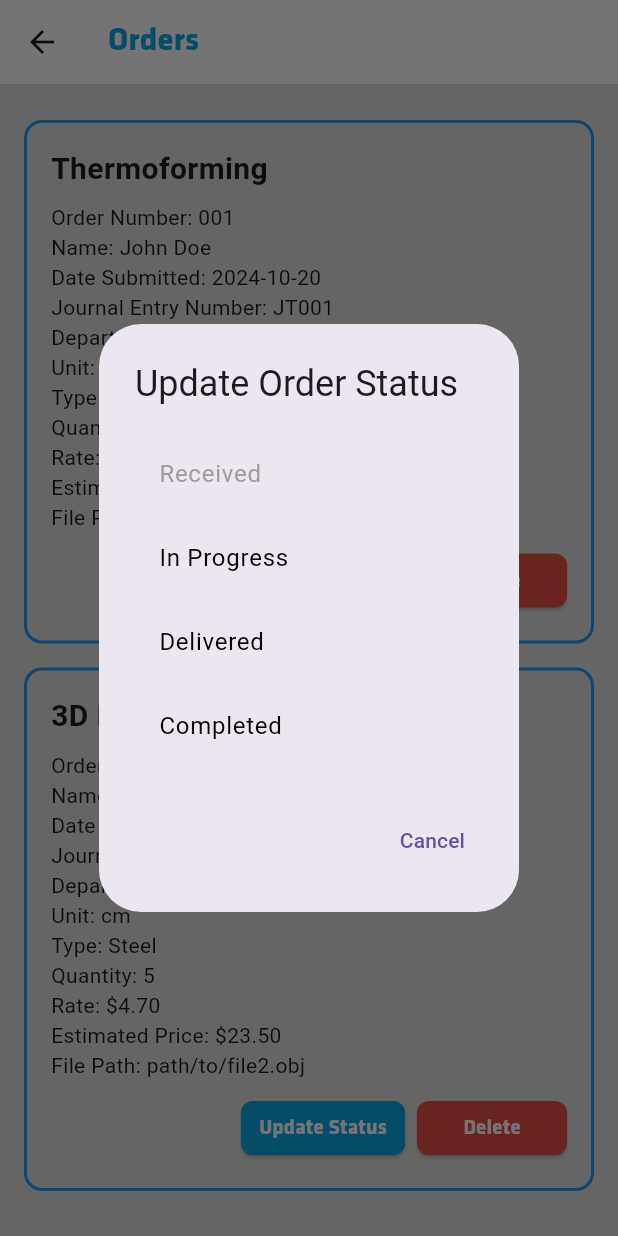
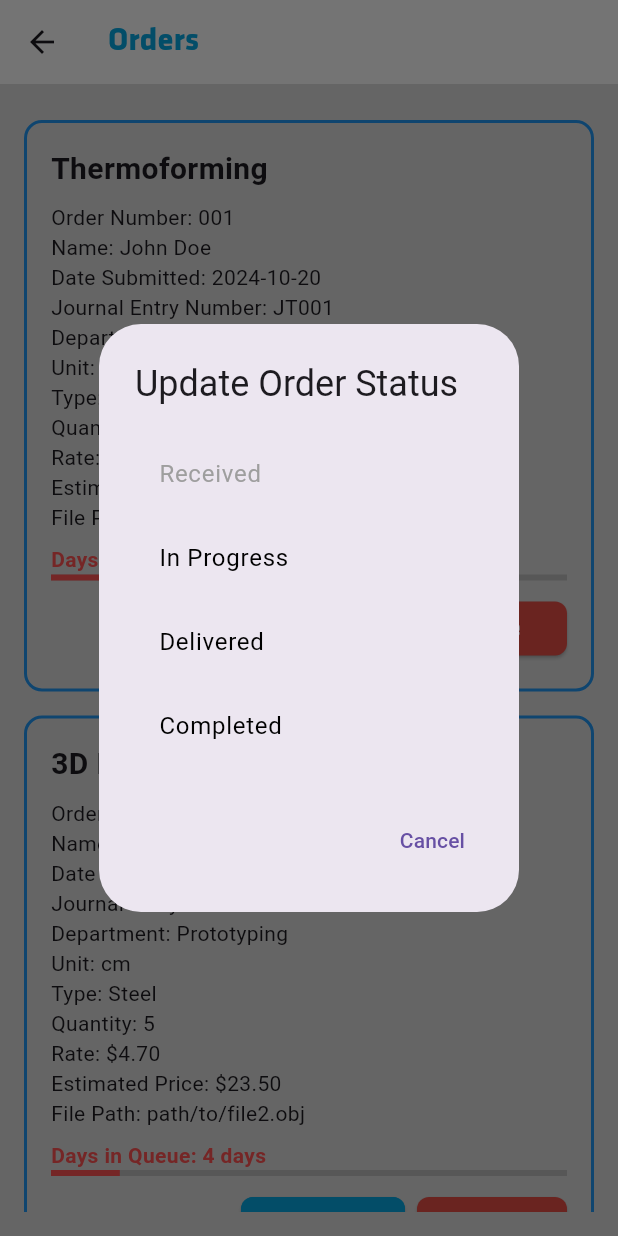
Before and after one commit to jhanel/service_package, a Flutter app: the AdminServices screen opened directly, after a tap on "Update Status", on a phone screen of 412 x 824 dp. Run offline on Flutter 3.47's test engine with Material 3 defaults, Android fonts, the phone set to English and light mode, and no system bars; our stand-ins replace file_picker; missing offline and left inert: universal_html.

Commit message:
admin.dart
added timeline and fixed bugs

```diff
--- a/project/lib/admin.dart
+++ b/project/lib/admin.dart
@@ -1,7 +1,5 @@
 import 'dart:convert';
 import 'package:flutter/material.dart';
-import 'main.dart';
-import 'css.dart';
 
 const String orderJson = '''
 [
@@ -42,12 +40,11 @@ class AdminServices extends StatefulWidget {
   const AdminServices({Key? key}) : super(key: key);
 
   @override
-  _AdminServicesState createState() => _AdminServicesState();
+  AdminServicesState createState() => AdminServicesState();
 }
 
-class _AdminServicesState extends State<AdminServices> {
+class AdminServicesState extends State<AdminServices> {
   List<NewOrder> orders = [];
-  String? successMessage;
 
   @override
   void initState() {
@@ -94,7 +91,6 @@ class _AdminServicesState extends State<AdminServices> {
                       order: order,
                       onUpdateStatus: () => _updateOrderStatus(order),
                       onDelete: () => _deleteOrder(order),
-                      successMessage: successMessage, // Pass success message
                     );
                   },
                 ),
@@ -104,11 +100,8 @@ class _AdminServicesState extends State<AdminServices> {
   }
 
   // Function to update the order status
-  void _updateOrderStatus(NewOrder order) {
-    // List of statuses in the correct order
+    void _updateOrderStatus(NewOrder order) {
     List<String> statuses = ['Received', 'In Progress', 'Delivered', 'Completed'];
-
-    // Find the current status index
     int currentIndex = statuses.indexOf(order.status);
 
     showDialog(
@@ -126,19 +119,17 @@ class _AdminServicesState extends State<AdminServices> {
                   title: Text(
                     status,
                     style: TextStyle(
-                      color: statusIndex <= currentIndex
-                          ? Colors.grey  // Grey out previous statuses
-                          : Colors.black,  // Regular color for selectable statuses
+                      color: statusIndex <= currentIndex ? Colors.grey : Colors.black,
                     ),
                   ),
-                  enabled: statusIndex > currentIndex, // Disable previous statuses
+                  enabled: statusIndex > currentIndex,
                   onTap: statusIndex > currentIndex ? () {
                     setState(() {
-                      order.status = status; // Update the order's status to the new one
-                      successMessage = 'Order updated successfully: $status'; // Set success message
+                      order.status = status;
+                      order.successMessage = 'Order updated successfully: $status';
                     });
-                    Navigator.pop(context); // Close the dialog
-                  } : null, // Disable the onTap action for greyed out statuses
+                    Navigator.pop(context);
+                  } : null,
                 );
               }).toList(),
             ),
@@ -147,7 +138,7 @@ class _AdminServicesState extends State<AdminServices> {
             TextButton(
               child: const Text('Cancel'),
               onPressed: () {
-                Navigator.of(context).pop(); // Close the dialog without making changes
+                Navigator.of(context).pop();
               },
             ),
           ],
@@ -178,6 +169,7 @@ class NewOrder {
   final String journalTransferNumber;
   final String department;
   String status;
+  String? successMessage;
 
   NewOrder({
     required this.orderNumber,
@@ -193,6 +185,7 @@ class NewOrder {
     required this.journalTransferNumber,
     required this.department,
     required this.status,
+    this.successMessage,
   });
 
   factory NewOrder.fromJson(Map<String, dynamic> json) {
@@ -212,20 +205,26 @@ class NewOrder {
       status: json['status'],
     );
   }
+
+  // Add this function to calculate the order's duration in days
+  int daysSinceSubmitted() {
+    final date = DateTime.parse(dateSubmitted);
+    final now = DateTime.now();
+    return now.difference(date).inDays;
+  }
+
 }
 
 class OrderContainer extends StatelessWidget {
   final NewOrder order;
   final VoidCallback onUpdateStatus;
   final VoidCallback onDelete;
-  final String? successMessage; // Message to show after status update
 
   const OrderContainer({
     Key? key,
     required this.order,
     required this.onUpdateStatus,
     required this.onDelete,
-    this.successMessage,
   }) : super(key: key);
 
   @override
@@ -248,6 +247,7 @@ class OrderContainer extends StatelessWidget {
             ),
           ),
           const SizedBox(height: 8.0),
+
           Text('Order Number: ${order.orderNumber}'),
           Text('Name: ${order.name}'),
           Text('Date Submitted: ${order.dateSubmitted}'),
@@ -259,18 +259,36 @@ class OrderContainer extends StatelessWidget {
           Text('Rate: \$${order.rate.toStringAsFixed(2)}'),
           Text('Estimated Price: \$${order.estimatedPrice.toStringAsFixed(2)}'),
           Text('File Path: ${order.filePath}'),
+
           const SizedBox(height: 8.0),
 
+          // Timeline: Show days since submitted
+          Text(
+            'Days in Queue: ${order.daysSinceSubmitted()} days',
+            style: const TextStyle(
+              color: Colors.redAccent,
+              fontWeight: FontWeight.bold,
+            ),
+          ),
+          // Optional progress bar showing up to a max (e.g., 30 days)
+          LinearProgressIndicator(
+            value: order.daysSinceSubmitted() / 30,
+            backgroundColor: Colors.grey.shade400,
+            color: Colors.redAccent,
+          ),
+
           // Display success message if available
-          if (successMessage != null)
+          if (order.successMessage != null)
             Text(
-              successMessage!,
+              order.successMessage!,
               style: TextStyle(
                 color: Theme.of(context).secondaryHeaderColor,
                 fontSize: 12.0,
                 fontWeight: FontWeight.normal,
               ),
             ),
+
+            const SizedBox(height: 8.0),
 
           Row(
             mainAxisAlignment: MainAxisAlignment.end,
@@ -291,24 +309,12 @@ class OrderContainer extends StatelessWidget {
                 child: Text(
                   'Update Status',
                   style: TextStyle(
-              fontSize: 14.0,
-              fontFamily: 'Klavika',
-              fontWeight: FontWeight.normal,
-              color:
-                  currentTheme == CSS.hallowTheme
-                  ? Theme.of(context).primaryColorLight
-                  : currentTheme == CSS.darkTheme
-                  ? Theme.of(context).primaryColorLight
-                  : currentTheme == CSS.mintTheme
-                  ? Theme.of(context).primaryColorLight
-                  : currentTheme == CSS.lsiTheme
-                  ? Theme.of(context).primaryColorLight // MAKE WHITE
-                  : currentTheme == CSS.pinkTheme
-                  ? Theme.of(context).primaryColorLight
-                  : Theme.of(context).primaryColorLight,
-            ),
+                    fontSize: 14.0,
+                    fontFamily: 'Klavika',
+                    fontWeight: FontWeight.normal,
+                    color: Theme.of(context).primaryColorLight,
+                  ),
                 ),
-
               ),
               const SizedBox(width: 8.0),
               ElevatedButton(
```
